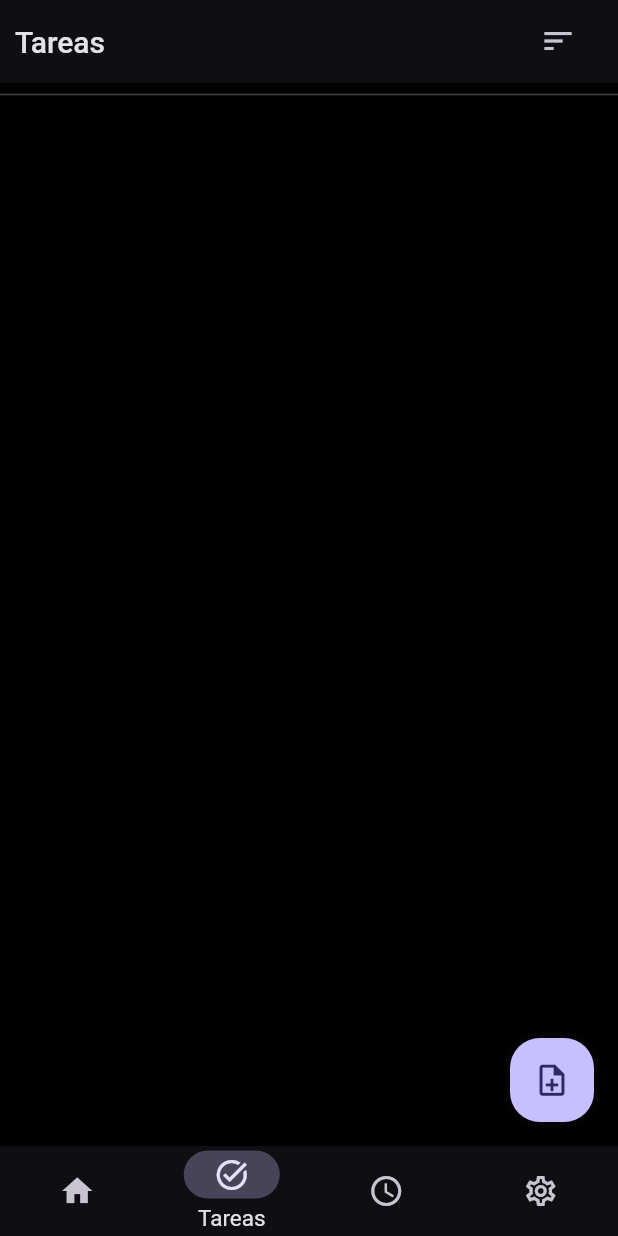
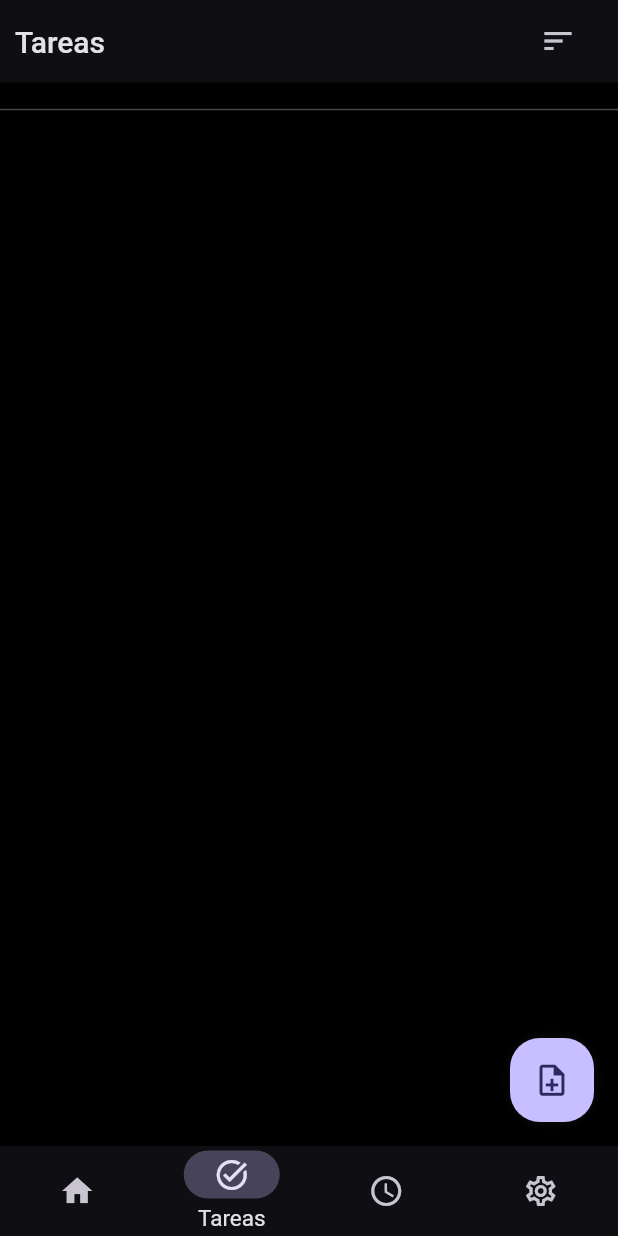
Before and after one commit to Laesx/ark_tasks, a Flutter app: the screen it shows after launch, after a tap on "Tareas", on a phone screen of 412 x 824 dp. Run offline on Flutter 3.47's test engine with Material 3 defaults, Android fonts, the light colour scheme and no system bars; our stand-ins replace hive, ionicons, shared_preferences; missing offline and left inert: choice, dart_openai; accounts and stored records are empty; Roboto replaces fonts that are missing (Rubik).

Commit message:
Some padding adjustements

```diff
--- a/lib/modules/home/home_view.dart
+++ b/lib/modules/home/home_view.dart
@@ -3,6 +3,7 @@ import 'package:ark_jots/modules/schedule/schedule_view.dart';
 import 'package:ark_jots/modules/settings/settings_view.dart';
 import 'package:ark_jots/modules/tasks/task_summary_card.dart';
 import 'package:ark_jots/modules/tasks/tasks_today_card.dart';
+import 'package:ark_jots/utils/consts.dart';
 import 'package:ark_jots/widgets/layouts/bottom_bar.dart';
 import 'package:ark_jots/widgets/layouts/scaffolds.dart';
 import 'package:ark_jots/modules/tasks/tasks_view.dart';
@@ -76,13 +77,16 @@ class HomeSomething extends StatelessWidget {
 
   @override
   Widget build(BuildContext context) {
+    final topOffset = MediaQuery.paddingOf(context).top;
     return TabScaffold(
         topBar: TopBar(
           canPop: false,
           title: "Inicio",
         ),
+        child: Padding(
+          padding: Consts.padding,
           child: ListView(children: [
-          SizedBox(height: 30),
+            SizedBox(height: topOffset),
             Container(
               child: TaskSummaryCard(),
             ),
@@ -101,7 +105,8 @@ class HomeSomething extends StatelessWidget {
                 Container(height: 250, child: TasksTodayCard()),
               ],
             ))
-        ]));
+          ]),
+        ));
   }
 }
 
--- a/lib/modules/settings/settings_view.dart
+++ b/lib/modules/settings/settings_view.dart
@@ -41,7 +41,7 @@ class _SettingsViewState extends State<SettingsView>
 
     return TabScaffold(
         topBar: TopBar(
-          title: 'Settings',
+          title: 'Opciones',
           canPop: false,
         ),
         child: SettingsAppTab(scrollCtrl));
--- a/lib/modules/tasks/tasks_view.dart
+++ b/lib/modules/tasks/tasks_view.dart
@@ -32,7 +32,7 @@ class _TasksViewState extends State<TasksView> {
       ..add(dividerMarker)
       ..addAll(completedTasks);
 
-    final topOffset = MediaQuery.paddingOf(context).top + TopBar.height;
+    final topOffset = MediaQuery.paddingOf(context).top + TopBar.height + 10;
 
     return TabScaffold(
       floatingBar: FloatingBar(scrollCtrl: widget.scrollCtrl, children: [
@@ -56,7 +56,7 @@ class _TasksViewState extends State<TasksView> {
         trailing: [
           SubmenuButton(menuChildren: [
             MenuItemButton(
-              child: const Text("Sort by date"),
+              child: const Text("Ordenar por Fecha"),
               onPressed: () {
                 taskProvider.tasks.sort((a, b) {
                   if (a.dueDate == null || b.dueDate == null) {
```
Lines whose indentation alone changed are shown as unchanged.
